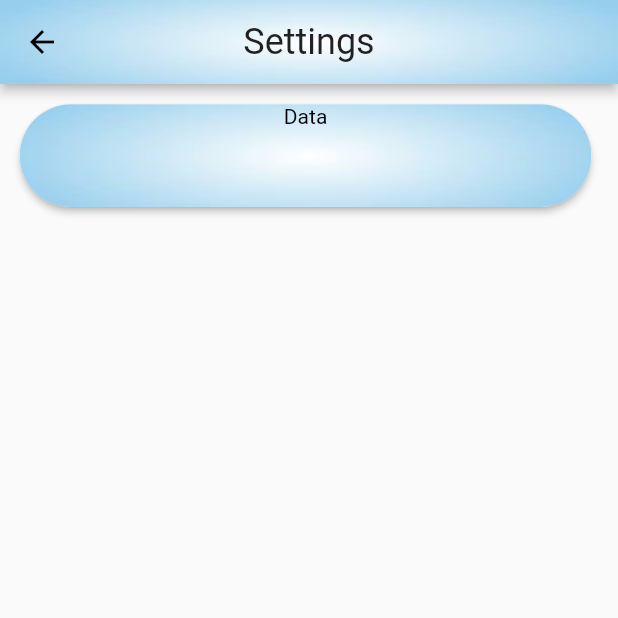
After one commit to temomestro/Rental_Me, a Flutter app: the PageSettings screen opened by its route, on a phone screen of 412 x 824 dp, the top half of it. The commit adds this screen. Run offline on Flutter 3.47's test engine with Material 2 defaults, Android fonts, the light colour scheme and no system bars; our stand-ins replace easy_localization, flutter_screenutil, flutter_svg, google_fonts; network calls fail; Roboto replaces fonts that are missing (Cairo).

Commit message:
ADD setting design part #1

```diff
--- /dev/null
+++ b/lib/component/appbar/comp_appbar.dart
@@ -0,0 +1,23 @@
+part of '../../../../utils/imports/app_import.dart';
+
+class SharedAppBar extends StatelessWidget implements PreferredSizeWidget {
+  const SharedAppBar({Key? key, required this.title}) : super(key: key);
+  final String title;
+  @override
+  Widget build(BuildContext context) {
+    return AppBar(
+      title: Text(title.tr()),
+      flexibleSpace: Container(
+        width: double.infinity,
+        height: double.infinity,
+        decoration: const BoxDecoration(
+          image: DecorationImage(
+              image: AssetImage(AppImages.blueBack), fit: BoxFit.fill),
+        ),
+      ),
+    );
+  }
+
+  @override
+  Size get preferredSize => Size.fromHeight(AppBar().preferredSize.height);
+}
--- a/lib/utils/imports/app_import.dart
+++ b/lib/utils/imports/app_import.dart
@@ -33,3 +33,6 @@ part '../../views/home_screen/widgets/custom_drawer/options/drawer_main_option.d
 part '../../views/home_screen/widgets/custom_drawer/options/drawer_design.dart';
 part '../../views/home_screen/widgets/rent_car/car_main_page.dart';
 part '../../views/home_screen/widgets/rent_house/house_main_page.dart';
+part '../../views/home_screen/widgets/custom_drawer/options/settings/design/setting_page.dart';
+part '../../component/appbar/comp_appbar.dart';
+part '../../views/home_screen/widgets/custom_drawer/options/settings/design/setting_body.dart';
--- a/lib/utils/route/app_route.dart
+++ b/lib/utils/route/app_route.dart
@@ -5,5 +5,6 @@ class AppRoute {
   static Map<String, WidgetBuilder> route = {
     PageSplash.routeName: (context) => const PageSplash(),
     PageHome.routeName: (context) => const PageHome(),
+    PageSettings.routeName: (context) => const PageSettings(),
   };
 }
--- a/lib/views/home_screen/home.dart
+++ b/lib/views/home_screen/home.dart
@@ -9,7 +9,7 @@ class PageHome extends StatelessWidget {
     return DefaultTabController(
       length: 2,
       child: Scaffold(
-          appBar: CustomAppBar(title: AppLanguageKey.appName.tr()),
+          appBar: CustomAppBar(title: AppLanguageKey.appName),
           drawer: const DrawerPage(),
           body: const TabBarView(children: bodyPages)),
     );
--- a/lib/views/home_screen/widgets/appbar/home_appbar.dart
+++ b/lib/views/home_screen/widgets/appbar/home_appbar.dart
@@ -6,7 +6,7 @@ class CustomAppBar extends StatelessWidget implements PreferredSizeWidget {
   @override
   Widget build(BuildContext context) {
     return AppBar(
-      title: Text(title),
+      title: Text(title.tr()),
       bottom: TabBar(
         indicatorColor: AppColors.bgBlue,
         tabs: [
--- a/lib/views/home_screen/widgets/custom_drawer/options/drawer_design.dart
+++ b/lib/views/home_screen/widgets/custom_drawer/options/drawer_design.dart
@@ -14,6 +14,7 @@ class DrawerDesign extends StatelessWidget {
       title: Text(title).tr(),
       leading: icon,
       trailing: trailing,
+      onTap: onTap,
 
     );
   }
--- a/lib/views/home_screen/widgets/custom_drawer/options/drawer_main_option.dart
+++ b/lib/views/home_screen/widgets/custom_drawer/options/drawer_main_option.dart
@@ -2,7 +2,6 @@ part of '../../../../../utils/imports/app_import.dart';
 
 class DrawerOption extends StatelessWidget {
   const DrawerOption({Key? key}) : super(key: key);
-
   @override
   Widget build(BuildContext context) {
     return Column(
@@ -30,7 +29,7 @@ class DrawerOption extends StatelessWidget {
             title: AppLanguageKey.settings,
             icon: AppTextTheme.isDark(context)
                 ? AppSvg.darkSettings
-                : AppSvg.lightSettings)
+                : AppSvg.lightSettings,onTap: ()=>Navigator.pushReplacementNamed(context,PageSettings.routeName),)
       ],
     );
   }
--- /dev/null
+++ b/lib/views/home_screen/widgets/custom_drawer/options/settings/design/setting_body.dart
@@ -0,0 +1,47 @@
+part of '../../../../../../../utils/imports/app_import.dart';
+
+class SettingBody extends StatelessWidget {
+  const SettingBody({Key? key}) : super(key: key);
+
+  @override
+  Widget build(BuildContext context) {
+    return Column(
+      children: [
+        Row(
+          children: [
+            Container(
+              margin: EdgeInsets.symmetric(
+                  horizontal: AppDimension.medium.w,
+                  vertical: AppDimension.medium.h),
+              height: AppDimension.xxLarge.h,
+              width: 340.w,
+              child: Card(
+                clipBehavior: Clip.antiAlias,
+                elevation: 2,
+                shape: RoundedRectangleBorder(
+                    borderRadius:
+                        BorderRadius.circular(AppDimension.xxLarge.r)),
+                child: Container(
+                  height: 100,
+                  width: 200,
+                  decoration: const BoxDecoration(
+                    image: DecorationImage(
+                      image: AssetImage(
+                        AppImages.blueBack,
+                      ),
+                      fit: BoxFit.fill,
+                    ),
+                  ),
+                  child: const Text(
+                    'Data',
+                    textAlign: TextAlign.center,
+                  ),
+                ),
+              ),
+            ),
+          ],
+        )
+      ],
+    );
+  }
+}
--- /dev/null
+++ b/lib/views/home_screen/widgets/custom_drawer/options/settings/design/setting_page.dart
@@ -0,0 +1,13 @@
+part of '../../../../../../../utils/imports/app_import.dart';
+
+class PageSettings extends StatelessWidget {
+  const PageSettings({Key? key}) : super(key: key);
+  static String routeName = 'PageSettings';
+  @override
+  Widget build(BuildContext context) {
+    return Scaffold(
+      appBar: SharedAppBar(title: AppLanguageKey.settings),
+      body: const SettingBody(),
+    );
+  }
+}
```
